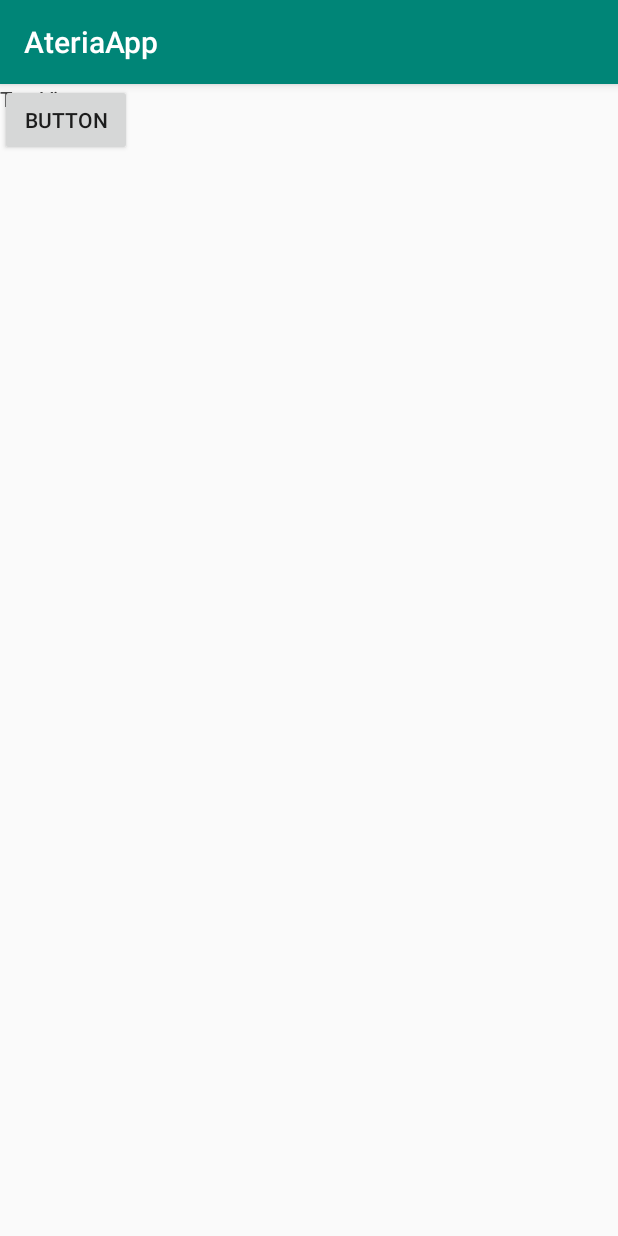
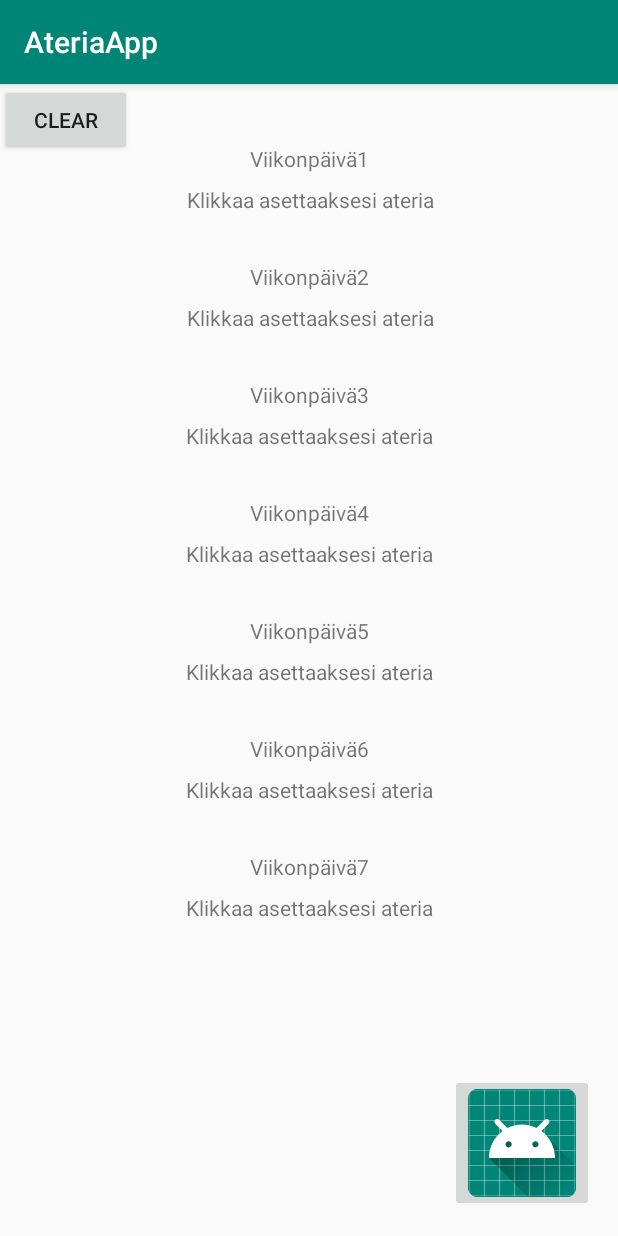
Before and after one commit to Ruon1s/AteriaApp, an Android app: the screen it shows after launch (MainActivity), on a phone screen of 412 x 824 dp. Run offline under Robolectric (Android 15) with nearby library versions, the phone set to English and light mode, and no system bars.

Commit message:
Updatednäkymä

```diff
--- a/app/src/main/res/layout/activity_main.xml
+++ b/app/src/main/res/layout/activity_main.xml
@@ -6,36 +6,177 @@
     android:layout_height="match_parent"
     tools:context=".MainActivity">
 
-    <Button
-        android:id="@+id/button"
+    <TextView
+        android:id="@+id/textView"
         android:layout_width="wrap_content"
         android:layout_height="wrap_content"
-        android:text="Button"
-        tools:layout_editor_absoluteX="274dp"
-        tools:layout_editor_absoluteY="41dp" />
+        android:layout_marginStart="8dp"
+        android:layout_marginLeft="8dp"
+        android:layout_marginTop="40dp"
+        android:layout_marginEnd="8dp"
+        android:layout_marginRight="8dp"
+        android:text="Viikonpäivä1"
+        app:layout_constraintEnd_toEndOf="parent"
+        app:layout_constraintStart_toStartOf="parent"
+        app:layout_constraintTop_toTopOf="parent" />
 
     <TextView
-        android:id="@+id/textView"
-        android:layout_width="228dp"
-        android:layout_height="44dp"
-        android:text="TextView"
-        tools:layout_editor_absoluteX="30dp"
-        tools:layout_editor_absoluteY="41dp" />
-
-    <ImageView
-        android:id="@+id/imageView"
+        android:id="@+id/textView3"
         android:layout_width="wrap_content"
         android:layout_height="wrap_content"
-        tools:layout_editor_absoluteX="141dp"
-        tools:layout_editor_absoluteY="154dp"
-        tools:srcCompat="@tools:sample/avatars[0]" />
+        android:layout_marginStart="8dp"
+        android:layout_marginLeft="8dp"
+        android:layout_marginTop="8dp"
+        android:layout_marginEnd="8dp"
+        android:layout_marginRight="8dp"
+        android:text="Klikkaa asettaaksesi ateria"
+        app:layout_constraintEnd_toEndOf="parent"
+        app:layout_constraintHorizontal_bias="0.504"
+        app:layout_constraintStart_toStartOf="parent"
+        app:layout_constraintTop_toBottomOf="@+id/textView" />
 
     <TextView
-        android:id="@+id/textView2"
+        android:id="@+id/Viikonpäivä2"
         android:layout_width="wrap_content"
         android:layout_height="wrap_content"
-        android:text="TextView"
-        tools:layout_editor_absoluteX="54dp"
-        tools:layout_editor_absoluteY="368dp" />
+        android:layout_marginTop="32dp"
+        android:layout_marginBottom="8dp"
+        android:text="Viikonpäivä2"
+        app:layout_constraintBottom_toTopOf="@+id/textView5"
+        app:layout_constraintEnd_toEndOf="parent"
+        app:layout_constraintStart_toStartOf="parent"
+        app:layout_constraintTop_toBottomOf="@+id/textView3"
+        app:layout_constraintVertical_bias="0.714"
+        app:layout_constraintVertical_chainStyle="spread_inside" />
+
+    <TextView
+        android:id="@+id/textView5"
+        android:layout_width="wrap_content"
+        android:layout_height="wrap_content"
+        android:layout_marginTop="8dp"
+        android:text="Klikkaa asettaaksesi ateria"
+        app:layout_constraintEnd_toEndOf="parent"
+        app:layout_constraintHorizontal_bias="0.504"
+        app:layout_constraintStart_toStartOf="parent"
+        app:layout_constraintTop_toBottomOf="@+id/Viikonpäivä2" />
+
+    <TextView
+        android:id="@+id/textView6"
+        android:layout_width="wrap_content"
+        android:layout_height="wrap_content"
+        android:layout_marginTop="32dp"
+        android:text="Viikonpäivä3"
+        app:layout_constraintEnd_toEndOf="parent"
+        app:layout_constraintStart_toStartOf="parent"
+        app:layout_constraintTop_toBottomOf="@+id/textView5" />
+
+    <TextView
+        android:id="@+id/textView7"
+        android:layout_width="wrap_content"
+        android:layout_height="wrap_content"
+        android:layout_marginTop="8dp"
+        android:text="Klikkaa asettaaksesi ateria"
+        app:layout_constraintEnd_toEndOf="parent"
+        app:layout_constraintStart_toStartOf="parent"
+        app:layout_constraintTop_toBottomOf="@+id/textView6" />
+
+    <TextView
+        android:id="@+id/textView8"
+        android:layout_width="wrap_content"
+        android:layout_height="wrap_content"
+        android:layout_marginTop="32dp"
+        android:text="Viikonpäivä4"
+        app:layout_constraintEnd_toEndOf="parent"
+        app:layout_constraintStart_toStartOf="parent"
+        app:layout_constraintTop_toBottomOf="@+id/textView7" />
+
+    <TextView
+        android:id="@+id/textView9"
+        android:layout_width="wrap_content"
+        android:layout_height="wrap_content"
+        android:layout_marginTop="8dp"
+        android:text="Klikkaa asettaaksesi ateria"
+        app:layout_constraintEnd_toEndOf="parent"
+        app:layout_constraintStart_toStartOf="parent"
+        app:layout_constraintTop_toBottomOf="@+id/textView10" />
+
+    <TextView
+        android:id="@+id/textView10"
+        android:layout_width="wrap_content"
+        android:layout_height="wrap_content"
+        android:layout_marginTop="32dp"
+        android:text="Viikonpäivä5"
+        app:layout_constraintEnd_toEndOf="parent"
+        app:layout_constraintStart_toStartOf="parent"
+        app:layout_constraintTop_toBottomOf="@+id/textView11" />
+
+    <TextView
+        android:id="@+id/textView11"
+        android:layout_width="wrap_content"
+        android:layout_height="wrap_content"
+        android:layout_marginTop="8dp"
+        android:text="Klikkaa asettaaksesi ateria"
+        app:layout_constraintEnd_toEndOf="parent"
+        app:layout_constraintStart_toStartOf="parent"
+        app:layout_constraintTop_toBottomOf="@+id/textView8" />
+
+    <TextView
+        android:id="@+id/textView12"
+        android:layout_width="wrap_content"
+        android:layout_height="wrap_content"
+        android:layout_marginTop="32dp"
+        android:text="Viikonpäivä6"
+        app:layout_constraintEnd_toEndOf="parent"
+        app:layout_constraintStart_toStartOf="parent"
+        app:layout_constraintTop_toBottomOf="@+id/textView9" />
+
+    <TextView
+        android:id="@+id/textView13"
+        android:layout_width="wrap_content"
+        android:layout_height="wrap_content"
+        android:layout_marginTop="8dp"
+        android:text="Klikkaa asettaaksesi ateria"
+        app:layout_constraintEnd_toEndOf="parent"
+        app:layout_constraintStart_toStartOf="parent"
+        app:layout_constraintTop_toBottomOf="@+id/textView12" />
+
+    <TextView
+        android:id="@+id/textView14"
+        android:layout_width="wrap_content"
+        android:layout_height="wrap_content"
+        android:layout_marginTop="32dp"
+        android:text="Viikonpäivä7"
+        app:layout_constraintEnd_toEndOf="parent"
+        app:layout_constraintStart_toStartOf="parent"
+        app:layout_constraintTop_toBottomOf="@+id/textView13" />
+
+    <TextView
+        android:id="@+id/textView15"
+        android:layout_width="wrap_content"
+        android:layout_height="wrap_content"
+        android:layout_marginTop="8dp"
+        android:text="Klikkaa asettaaksesi ateria"
+        app:layout_constraintEnd_toEndOf="parent"
+        app:layout_constraintStart_toStartOf="parent"
+        app:layout_constraintTop_toBottomOf="@+id/textView14" />
+
+    <ImageButton
+        android:id="@+id/imageButton"
+        android:layout_width="wrap_content"
+        android:layout_height="wrap_content"
+        android:layout_marginEnd="16dp"
+        android:layout_marginRight="16dp"
+        android:layout_marginBottom="16dp"
+        app:layout_constraintBottom_toBottomOf="parent"
+        app:layout_constraintEnd_toEndOf="parent"
+        app:srcCompat="@mipmap/ic_launcher_round" />
+
+    <Button
+        android:id="@+id/button2"
+        android:layout_width="wrap_content"
+        android:layout_height="wrap_content"
+        android:text="Clear"
+        tools:layout_editor_absoluteX="324dp"
+        tools:layout_editor_absoluteY="0dp" />
 
 </androidx.constraintlayout.widget.ConstraintLayout>
```
